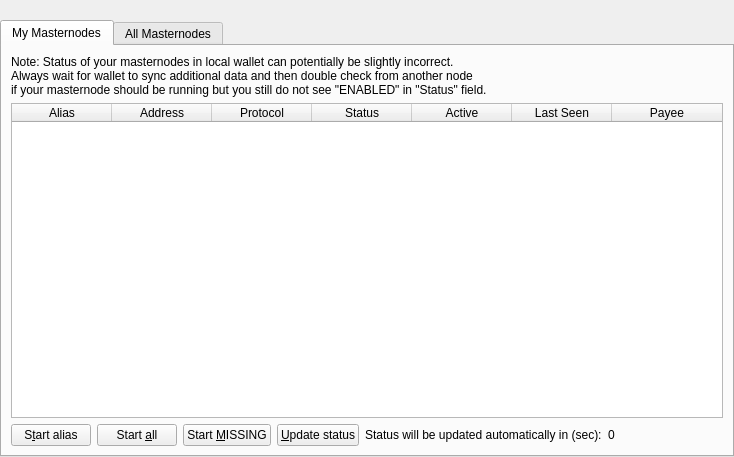
projectinterzone/tITZ, file src/qt/forms/masternodelist.ui: the form before one commit.
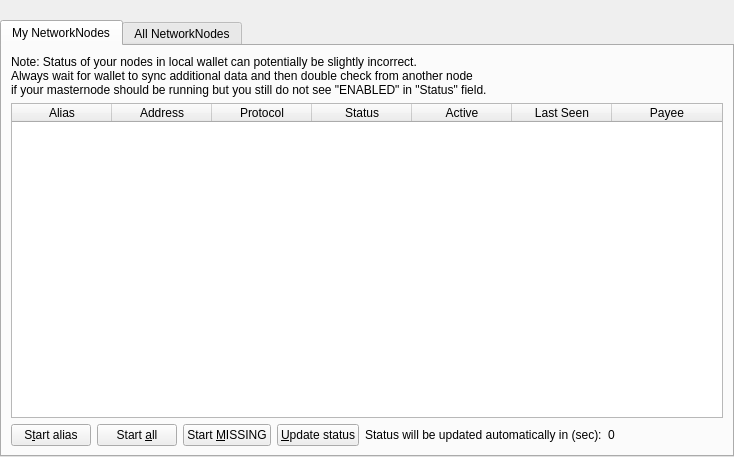
The form after the commit. The open tabs and pages were chosen to show the change.

```diff
--- a/src/qt/forms/masternodelist.ui
+++ b/src/qt/forms/masternodelist.ui
@@ -51,7 +51,7 @@
        </property>
        <widget class="QWidget" name="tabMyMasternodes">
         <attribute name="title">
-         <string>My Masternodes</string>
+         <string>My NetworkNodes</string>
         </attribute>
         <layout class="QGridLayout" name="gridLayout_2">
          <item row="0" column="0">
@@ -67,7 +67,7 @@
              <item>
               <widget class="QLabel" name="updateNote">
                <property name="text">
-                <string>Note: Status of your masternodes in local wallet can potentially be slightly incorrect.&lt;br /&gt;Always wait for wallet to sync additional data and then double check from another node&lt;br /&gt;if your masternode should be running but you still do not see &quot;ENABLED&quot; in &quot;Status&quot; field.</string>
+                <string>Note: Status of your nodes in local wallet can potentially be slightly incorrect.&lt;br /&gt;Always wait for wallet to sync additional data and then double check from another node&lt;br /&gt;if your masternode should be running but you still do not see &quot;ENABLED&quot; in &quot;Status&quot; field.</string>
                </property>
               </widget>
              </item>
@@ -204,7 +204,7 @@
        </widget>
        <widget class="QWidget" name="tabAllMasternodes">
         <attribute name="title">
-         <string>All Masternodes</string>
+         <string>All NetworkNodes</string>
         </attribute>
         <layout class="QGridLayout" name="gridLayout">
          <item row="1" column="0">
```
